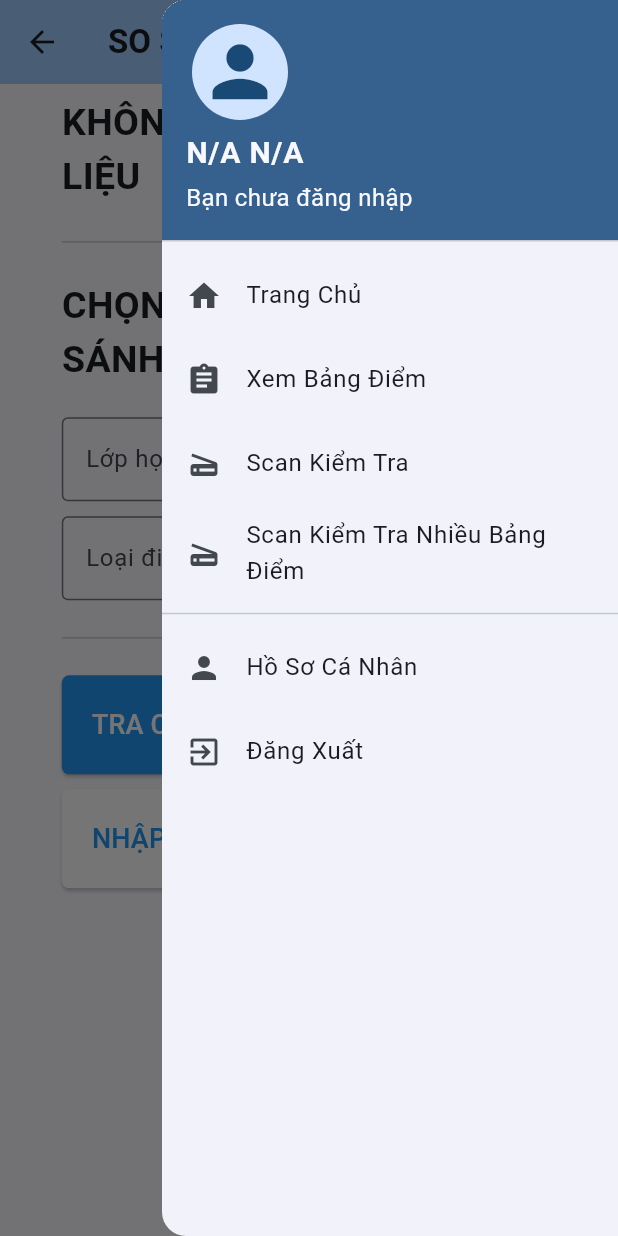
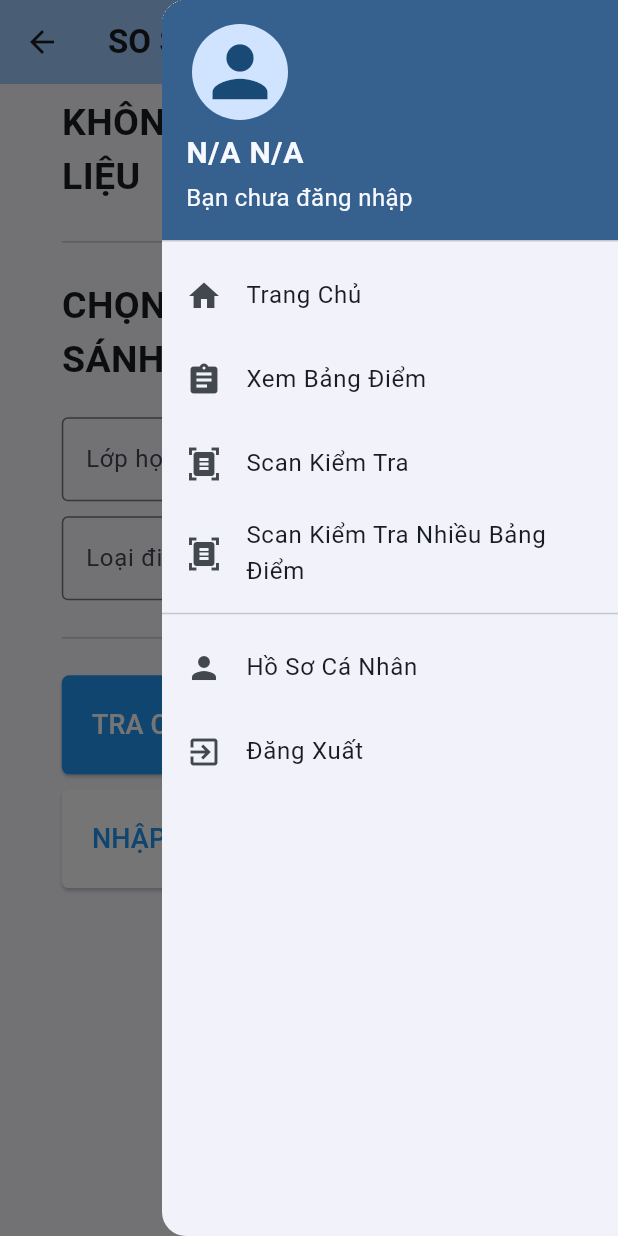
Before and after one commit to Slimaeus/flutter_hutech_classroom, a Flutter app: the ComparisonScreen screen opened by its route, with the side drawer open, on a phone screen of 412 x 824 dp. Run offline on Flutter 3.47's test engine with Material 3 defaults, Android fonts, the phone set to English and light mode, and no system bars; our stand-ins replace file_picker, flutter_mobx, flutter_secure_storage, mobx; missing offline and left inert: crop_your_image; accounts and stored records are empty; generated files the repository leaves out were written again; network calls fail.

Commit message:
refactor(ui): Update icon and text for scanner

```diff
--- a/lib/screens/home_screen.dart
+++ b/lib/screens/home_screen.dart
@@ -129,7 +129,7 @@ class _HomeScreenState extends State<HomeScreen> {
                                     ),
                                     SizedBox(height: 8),
                                     Text(
-                                      'Scan Nhiều Bảng điểm',
+                                      'Scan Nhiều\nBảng điểm',
                                       style: TextStyle(fontSize: 20),
                                     ),
                                   ],
--- a/lib/widgets/layout/custom_drawer.dart
+++ b/lib/widgets/layout/custom_drawer.dart
@@ -48,14 +48,14 @@ Widget customDrawer(BuildContext context) {
           },
         ),
         ListTile(
-          leading: const Icon(Icons.scanner),
+          leading: const Icon(Icons.document_scanner),
           title: const Text('Scan Kiểm Tra'),
           onTap: () {
             Navigator.pushReplacementNamed(context, RouteManager.imageInput);
           },
         ),
         ListTile(
-          leading: const Icon(Icons.scanner),
+          leading: const Icon(Icons.document_scanner),
           title: const Text('Scan Kiểm Tra Nhiều Bảng Điểm'),
           onTap: () {
             Navigator.pushReplacementNamed(
```
Also changed, not shown: lib/screens/student_transcript_details_screen.dart (+6 -6 lines).
